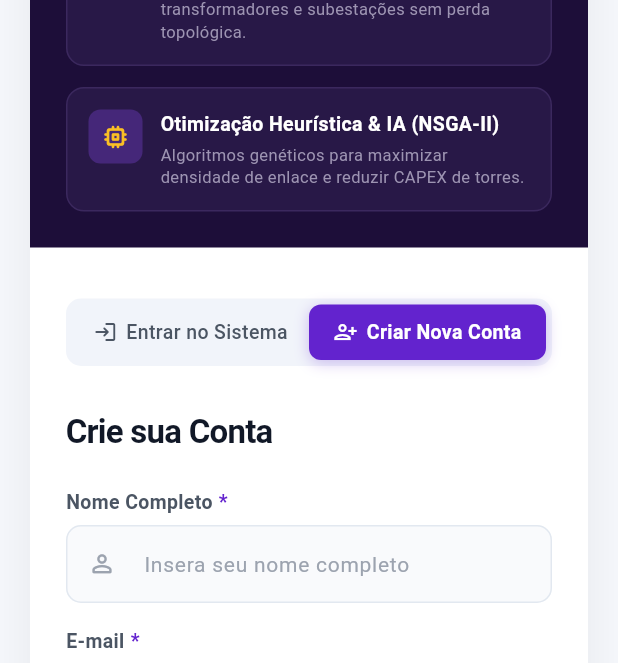
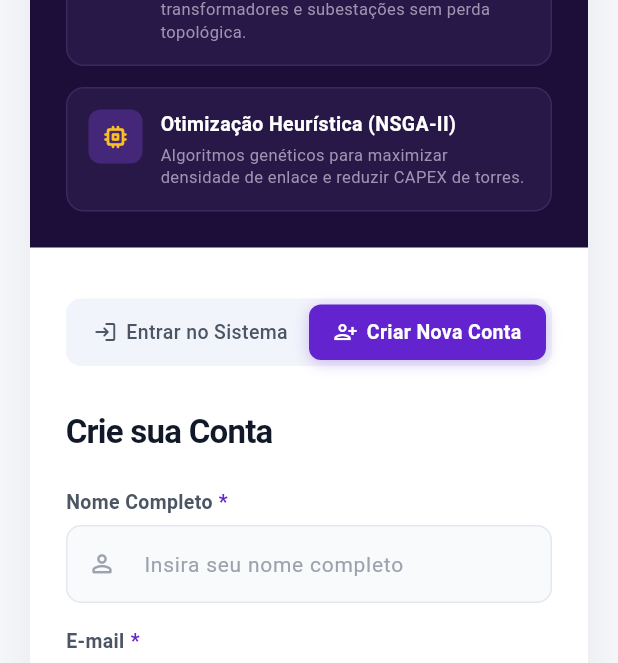
Before and after one commit to GeneSys-fatec/API-5DSM, a Flutter app: the screen it shows after launch, after a tap on "Criar Nova Conta", on a phone screen of 412 x 824 dp. Shown: the part 561-1224 px from the top of the screen. Run offline on Flutter 3.47's test engine with Material 3 defaults, Android fonts, the phone set to English and light mode, and no system bars; our stand-ins replace file_picker, flutter_map, latlong2, shared_preferences; accounts and stored records are empty; Roboto replaces fonts that are missing (Segoe UI).

Commit message:
fix(auth): ajustar placeholders e texto institucional da tela de autenticação

```diff
--- a/frontend/lib/features/auth/presentation/screens/login_screen.dart
+++ b/frontend/lib/features/auth/presentation/screens/login_screen.dart
@@ -201,7 +201,7 @@ class _LoginScreenState extends State<LoginScreen> {
           const SizedBox(height: 14),
           _buildFeatureBadge(
             icon: Icons.memory_rounded,
-            title: 'Otimização Heurística & IA (NSGA-II)',
+            title: 'Otimização Heurística (NSGA-II)',
             description:
                 'Algoritmos genéticos para maximizar densidade de enlace e reduzir CAPEX de torres.',
             iconColor: AppColors.iconGold,
--- a/frontend/lib/features/auth/presentation/screens/register_screen.dart
+++ b/frontend/lib/features/auth/presentation/screens/register_screen.dart
@@ -100,7 +100,7 @@ class _RegisterViewState extends State<RegisterView> {
           controller: _nomeController,
           textInputAction: TextInputAction.next,
           decoration: _decoracaoInput(
-            dica: 'Insera seu nome completo',
+            dica: 'Insira seu nome completo',
             icone: Icons.person_outline_rounded,
           ),
           validator: (valor) {
@@ -128,7 +128,7 @@ class _RegisterViewState extends State<RegisterView> {
           keyboardType: TextInputType.emailAddress,
           textInputAction: TextInputAction.next,
           decoration: _decoracaoInput(
-            dica: 'Insera seu e-mail',
+            dica: 'Insira seu e-mail',
             icone: Icons.mail_outline_rounded,
           ),
           validator: (valor) {
```
